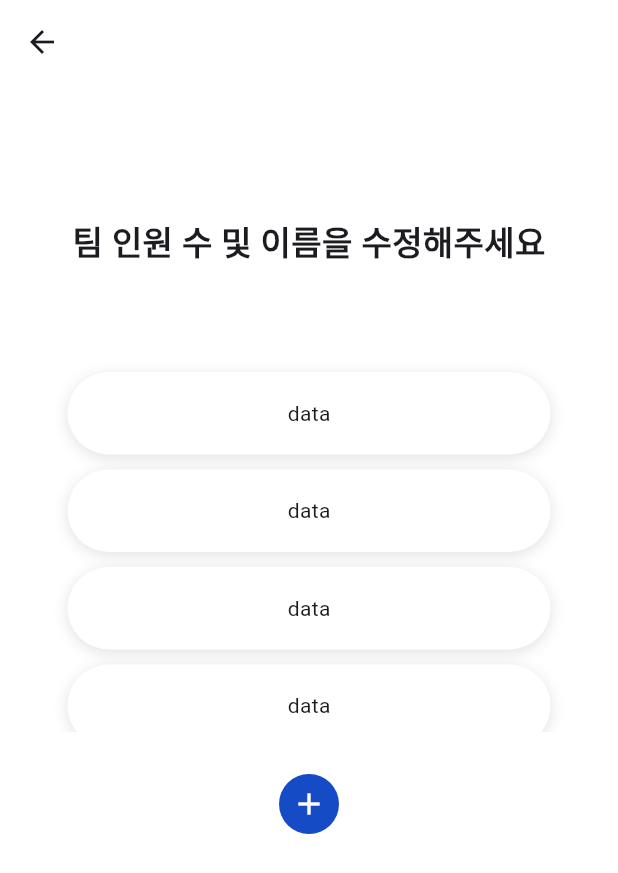
After one commit to grazzy7124/peerview, a Flutter app: the EditTeamPage screen opened directly, on a phone screen of 412 x 824 dp. The commit adds this screen. Shown: the top 873 px of the screen. Run offline on Flutter 3.47's test engine with Material 3 defaults, Android fonts, the phone set to English and light mode, and no system bars; our stand-ins replace firebase_core; accounts and stored records are empty; Roboto replaces fonts that are missing (Pretendard).

Commit message:
수업 페이지-설문 수정

```diff
--- a/lib/main.dart
+++ b/lib/main.dart
@@ -23,6 +23,7 @@ class MyApp extends StatelessWidget {
       debugShowCheckedModeBanner: false,
       theme: ThemeData(
         fontFamily: 'Pretendard',
+        scaffoldBackgroundColor: Colors.white,
       ),
       title: 'Peerview',
       initialRoute: '/login',
--- /dev/null
+++ b/lib/views/survey/edit_team_page.dart
@@ -0,0 +1,97 @@
+import 'package:flutter/material.dart';
+
+class EditTeamPage extends StatelessWidget {
+  const EditTeamPage({super.key});
+
+  @override
+  Widget build(BuildContext context) {
+    return Scaffold(
+      appBar: AppBar(
+        backgroundColor: Colors.white,
+      ),
+
+      body: Center(
+        child: Column(
+          crossAxisAlignment: CrossAxisAlignment.center,
+          children: [
+            SizedBox(height: 89,),
+            Text(
+              '팀 인원 수 및 이름을 수정해주세요',
+              style: TextStyle(
+                fontWeight: FontWeight.w600,
+                fontSize: 22
+              ),
+            ),
+            SizedBox(height: 60,),
+            SizedBox(
+              height: 250,
+              child: SingleChildScrollView(
+                child: Padding(
+                  padding: const EdgeInsets.all(10.0),
+                  child: Column(
+                    children: [
+                      TeamCard(),
+                      TeamCard(),
+                      TeamCard(),
+                      TeamCard(),
+                      TeamCard(),
+                      TeamCard(),
+                      TeamCard(),
+                    ],
+                  ),
+                ),
+              ),
+            ),
+            SizedBox(height: 28,),
+            Material(
+              color: Colors.transparent,
+              child: Ink(
+                width: 40, height: 40,
+                decoration: BoxDecoration(
+                  color: Color(0xff164BC6),
+                  borderRadius: BorderRadius.circular(50)
+                ),
+                child: InkWell(
+                  borderRadius: BorderRadius.circular(50),
+                  onTap: () {
+
+                  },
+                  child: Center(
+                    child: Icon(
+                      Icons.add,
+                      color: Colors.white,
+                    ),
+                  )
+                ),
+              ),
+            )
+          ],
+        ),
+      ),
+    );
+  }
+}
+
+class TeamCard extends StatelessWidget {
+  const TeamCard({
+    super.key,
+  });
+
+  @override
+  Widget build(BuildContext context) {
+    return Padding(
+      padding: const EdgeInsets.only(bottom: 10),
+      child: Container(
+        width: 322, height: 55,
+        decoration: BoxDecoration(
+          color: Colors.white,
+          borderRadius: BorderRadius.circular(30),
+          boxShadow: [
+            BoxShadow(blurRadius: 8, spreadRadius: 0, offset: Offset(0, 2), color: const Color.fromARGB(30, 0, 0, 0))
+          ]
+        ),
+        child: Center(child: Text('data')),
+      ),
+    );
+  }
+}
```
Also changed, not shown: lib/core/widgets/survey_card.dart (+93 -37 lines).
